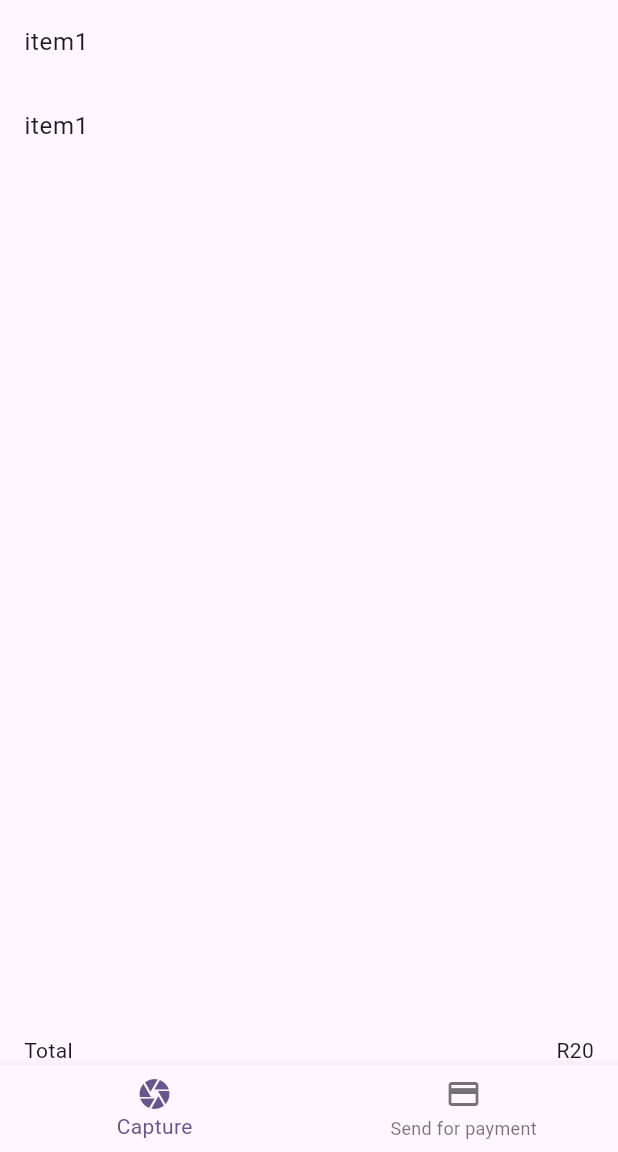
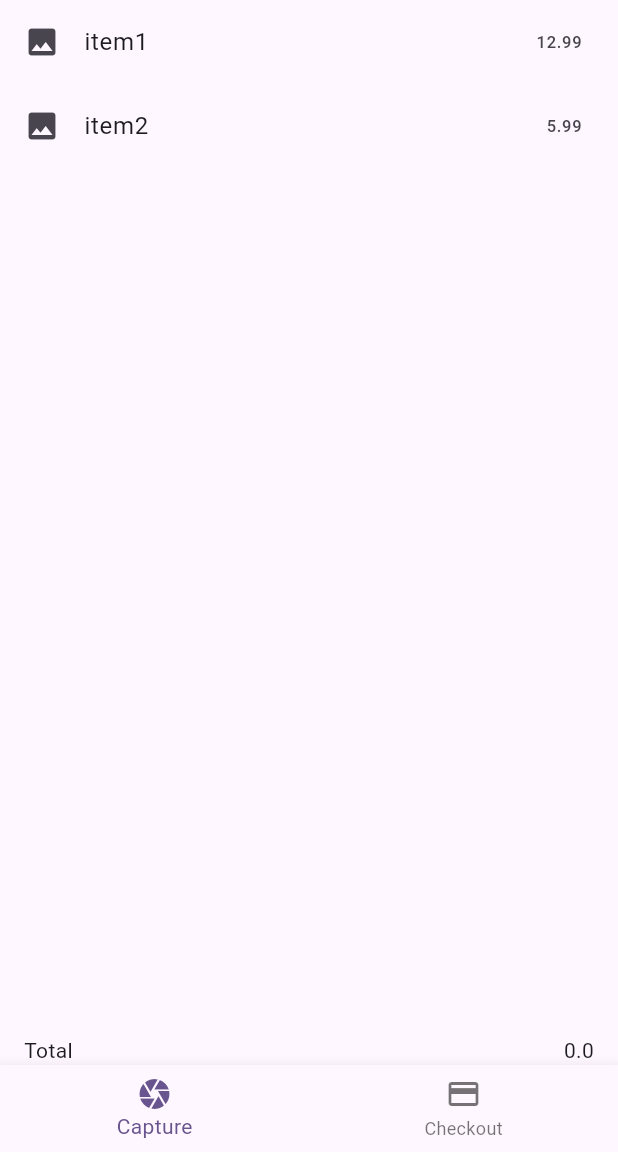
Before and after one commit to koorzenb/stockit, a Flutter app: the screen it shows after launch, on a phone screen of 412 x 824 dp, the part 84-1236 px from its top. Run offline on Flutter 3.47's test engine with Material 2 defaults, Android fonts, the light colour scheme and no system bars; our stand-ins replace get, image_picker.

Commit message:
Calculating total amount

```diff
--- a/lib/controllers/item_list_controller.dart
+++ b/lib/controllers/item_list_controller.dart
@@ -2,6 +2,7 @@ import 'package:get/get.dart';
 import 'package:stockit/models/item.dart';
 
 class ItemListController extends GetxController {
+  double total = 0.0;
   List<Item> items = [
     Item(description: 'item1', price: 12.99),
     Item(description: 'item2', price: 5.99),
@@ -19,6 +20,7 @@ class ItemListController extends GetxController {
 
   add(Item item) {
     items.add(item);
+    total += item.price;
     update();
   }
 }
--- a/lib/screens/homepage.dart
+++ b/lib/screens/homepage.dart
@@ -36,7 +36,7 @@ class _HomePageState extends State<HomePage> {
       body: const ItemList(),
       bottomNavigationBar: BottomNavigationBar(items: const [
         BottomNavigationBarItem(icon: Icon(Icons.camera), label: "Capture"),
-        BottomNavigationBarItem(icon: Icon(Icons.payment), label: 'Send for payment'),
+        BottomNavigationBarItem(icon: Icon(Icons.payment), label: 'Checkout'),
       ]),
       // floatingActionButton: FloatingActionButton(
       //   onPressed: _onPressed,
--- a/lib/widgets/item_list.dart
+++ b/lib/widgets/item_list.dart
@@ -1,4 +1,5 @@
 import 'package:flutter/material.dart';
+import 'package:get/get.dart';
 import 'package:stockit/controllers/item_list_controller.dart';
 
 import '../models/item.dart';
@@ -10,48 +11,68 @@ class ItemList extends StatelessWidget {
   Widget build(BuildContext context) {
     List<Item> items = ItemListController.getOrPut.items;
 
+    // return Column(
+    //   children: [
+    //     Flexible(
+    //       flex: 2,
+    //       child: ListView.builder(
+    //         itemCount: items.length,
+    //         itemBuilder: (context, index) {
+    //           return ListTile(
+    //             title: Text(items[0].description!),
+    //           );
+    //         },
+    //       ),
+    //     ),
+    //     const SizedBox(
+    //       height: 20,
+    //       child: Padding(
+    //         padding: EdgeInsets.symmetric(horizontal: 16.0),
+    //         child: Row(
+    //           mainAxisAlignment: MainAxisAlignment.spaceBetween,
+    //           children: [
+    //             Text('Total'),
+    //             Text('R20'),
+    //           ],
+    //         ),
+    //       ),
+    //     ),
+    //   ],
+    // );
+
+    return GetBuilder<ItemListController>(builder: (itemListController) {
       return Column(
         children: [
           Flexible(
             flex: 2,
             child: ListView.builder(
-            itemCount: items.length,
+              itemCount: itemListController.items.length,
               itemBuilder: (context, index) {
+                // String itemKey = items.keys.elementAt(index);
+                Item item = itemListController.items[index];
                 return ListTile(
-                title: Text(items[0].description!),
+                  leading: item.image ?? const Icon(Icons.image),
+                  title: item.description == null ? null : Text(item.description!),
+                  trailing: Text(item.price.toString()),
                 );
               },
             ),
           ),
-        const SizedBox(
+          SizedBox(
             height: 20,
             child: Padding(
-            padding: EdgeInsets.symmetric(horizontal: 16.0),
+              padding: const EdgeInsets.symmetric(horizontal: 16.0),
               child: Row(
                 mainAxisAlignment: MainAxisAlignment.spaceBetween,
                 children: [
-                Text('Total'),
-                Text('R20'),
+                  const Text('Total'), // TODO: set global text theme
+                  Text(itemListController.total.toString()),
                 ],
               ),
             ),
           ),
         ],
       );
-
-    // return GetBuilder<ItemListController>(builder: (itemListController) {
-    //   return ListView.builder(
-    //     itemCount: itemListController.items.length,
-    //     itemBuilder: (context, index) {
-    //       // String itemKey = items.keys.elementAt(index);
-    //       Item item = itemListController.items[index];
-    //       return ListTile(
-    //         leading: item.image ?? const Icon(Icons.image),
-    //         title: item.description == null ? null : Text(item.description!),
-    //         trailing: Text(item.price.toString()),
-    //       );
-    //     },
-    //   );
-    // });
+    });
   }
 }
```
Lines whose indentation alone changed are shown as unchanged.
